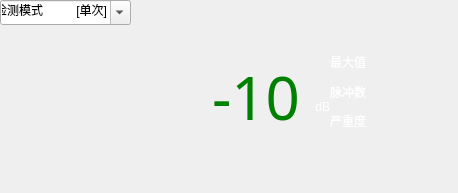
The window that Gui/Function/tevwidget.ui (rpdhunter/swbox) describes before a commit, drawn with Qt 5.
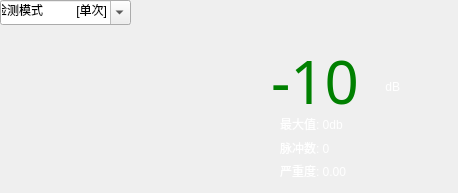
The same window after the commit.

The edit to the form file:
```diff
--- a/Gui/Function/tevwidget.ui
+++ b/Gui/Function/tevwidget.ui
@@ -94,10 +94,10 @@
   <widget class="QWidget" name="layoutWidget">
    <property name="geometry">
     <rect>
-     <x>210</x>
-     <y>60</y>
-     <width>120</width>
-     <height>72</height>
+     <x>269</x>
+     <y>40</y>
+     <width>131</width>
+     <height>81</height>
     </rect>
    </property>
    <layout class="QHBoxLayout" name="horizontalLayout">
@@ -178,13 +178,16 @@
   <widget class="QWidget" name="layoutWidget1">
    <property name="geometry">
     <rect>
-     <x>330</x>
-     <y>50</y>
+     <x>280</x>
+     <y>112</y>
      <width>122</width>
-     <height>83</height>
+     <height>71</height>
     </rect>
    </property>
    <layout class="QVBoxLayout" name="verticalLayout_2">
+    <property name="spacing">
+     <number>0</number>
+    </property>
     <item>
      <widget class="QLabel" name="label_max">
       <property name="minimumSize">
@@ -197,7 +200,7 @@
        <string notr="true">QLabel {color:white;}</string>
       </property>
       <property name="text">
-       <string>最大值</string>
+       <string>最大值: 0db</string>
       </property>
      </widget>
     </item>
@@ -207,7 +210,7 @@
        <string notr="true">QLabel {color:white;}</string>
       </property>
       <property name="text">
-       <string>脉冲数</string>
+       <string>脉冲数: 0</string>
       </property>
      </widget>
     </item>
@@ -217,7 +220,7 @@
        <string notr="true">QLabel {color:white;}</string>
       </property>
       <property name="text">
-       <string>严重度</string>
+       <string>严重度: 0.00</string>
       </property>
      </widget>
     </item>
```
